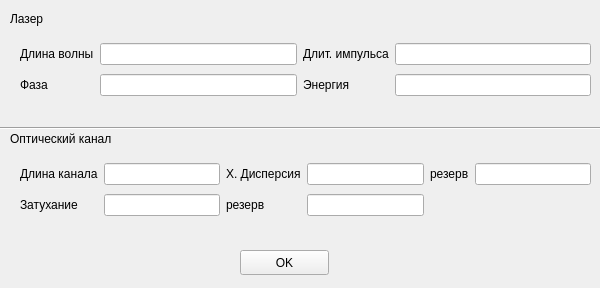
The window that subsystemparam.ui (Yorick2014/SimQC) describes before a commit, drawn with Qt 5.
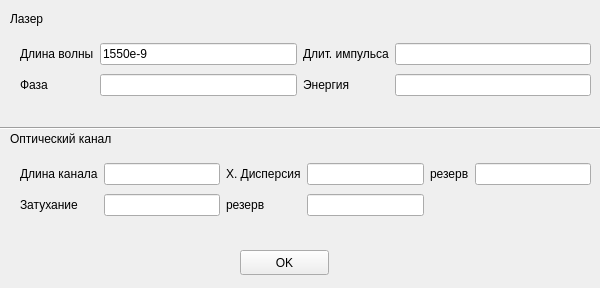
The same window after the commit.

```diff
--- a/subsystemparam.ui
+++ b/subsystemparam.ui
@@ -119,7 +119,11 @@
      </widget>
     </item>
     <item row="0" column="1">
-     <widget class="QLineEdit" name="lineEdit_centralWavelength"/>
+     <widget class="QLineEdit" name="lineEdit_centralWavelength">
+      <property name="text">
+       <string>1550e-9</string>
+      </property>
+     </widget>
     </item>
     <item row="0" column="2">
      <widget class="QLabel" name="label_4">
```
